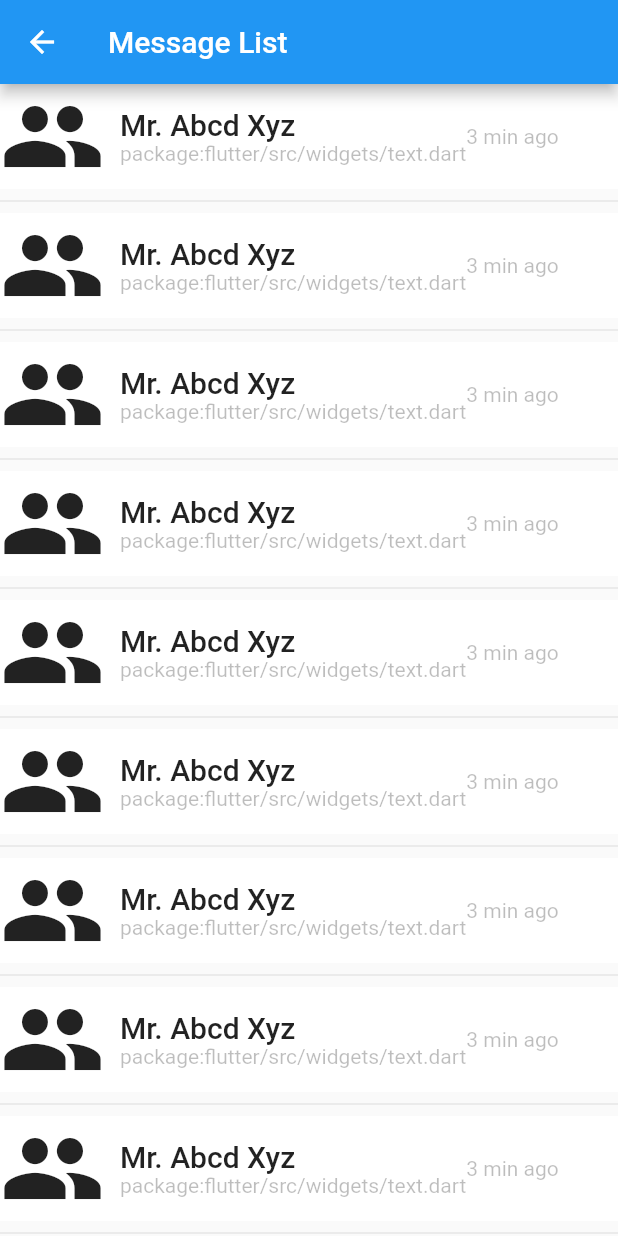
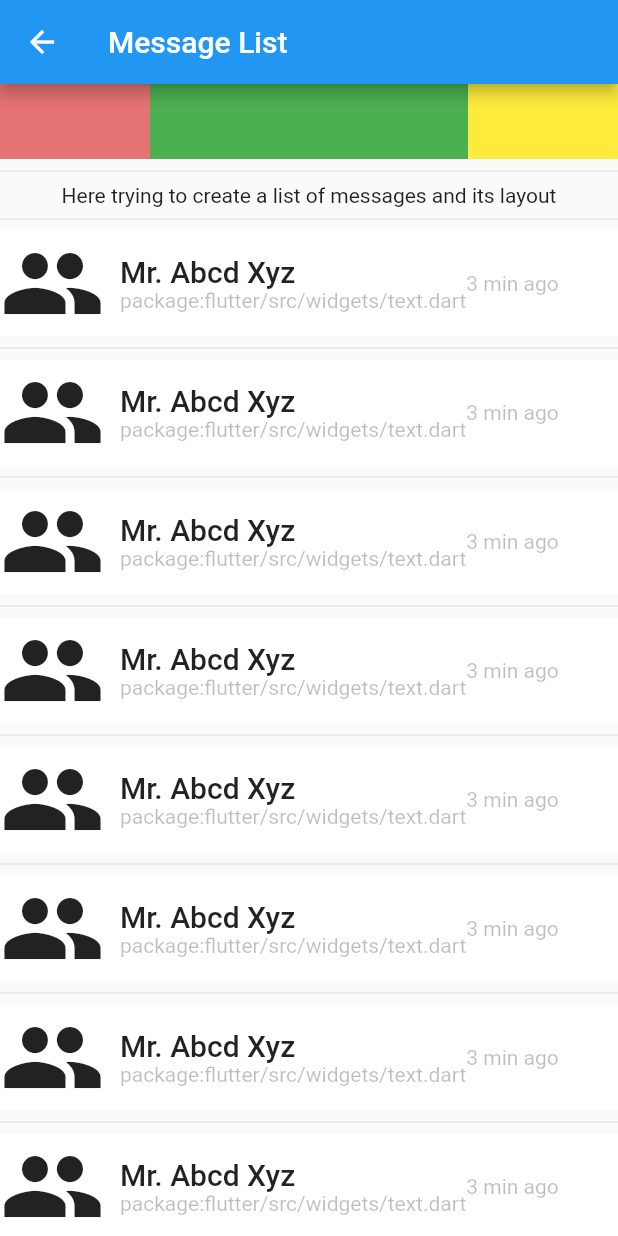
Before and after one commit to Rahulshahare/tiktik, a Flutter app: the MessageList screen opened directly, on a phone screen of 412 x 824 dp. Run offline on Flutter 3.47's test engine with Material 2 defaults, Android fonts, the phone set to English and light mode, and no system bars.

```diff
--- a/lib/ui/msg_list_ui.dart
+++ b/lib/ui/msg_list_ui.dart
@@ -39,6 +39,20 @@ class MessageList extends StatelessWidget {
     );
   }
 
+  Widget _reBuildMessage() {
+    return Expanded(
+        child: Row(
+            mainAxisSize: MainAxisSize.max,
+            crossAxisAlignment: CrossAxisAlignment.end,
+            children: <Widget>[
+          Expanded(child: Container(color: Colors.green[300])),
+          Container(
+            width: 100.0,
+            color: Colors.red[300],
+          )
+        ]));
+  }
+
   @override
   Widget build(BuildContext context) {
     return Scaffold(
@@ -47,8 +61,34 @@ class MessageList extends StatelessWidget {
       ),
       body: SingleChildScrollView(
         child: Column(
-          children: [
-            _buildMessage(),
+          children: <Widget>[
+            for (var i = 0; i < 5; i++)
+              GestureDetector(
+                onTap: () => print('click'),
+                child: Row(
+                  mainAxisAlignment: MainAxisAlignment.start,
+                  children: [
+                    Container(
+                      width: 100.0,
+                      height: 10.0,
+                      color: Colors.red[300],
+                    ),
+                    Expanded(
+                      child: Container(
+                        color: Colors.green,
+                        height: 10.0,
+                      ),
+                    ),
+                    Container(
+                      width: 100.0,
+                      height: 10.0,
+                      color: Colors.yellow,
+                    )
+                  ],
+                ),
+              ),
+            Divider(),
+            Text('Here trying to create a list of messages and its layout'),
             Divider(),
             _buildMessage(),
             Divider(),
```
